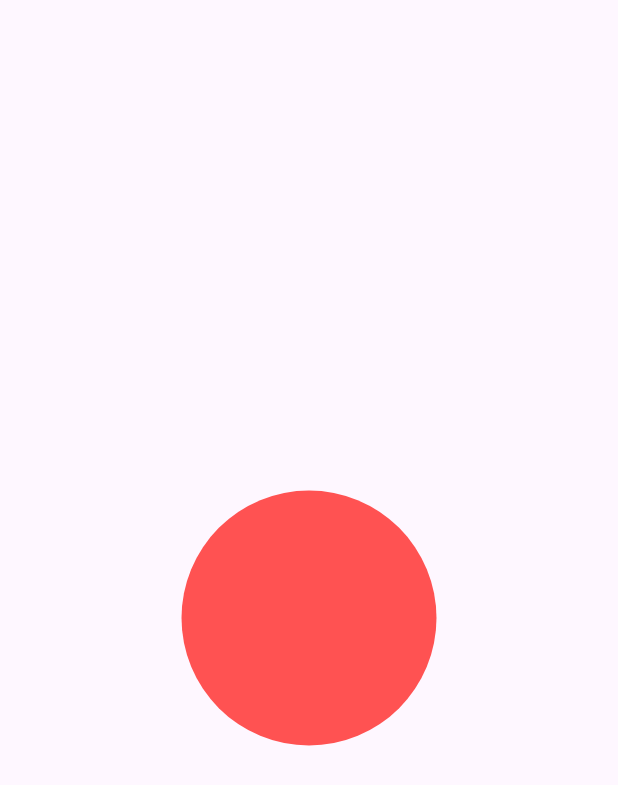
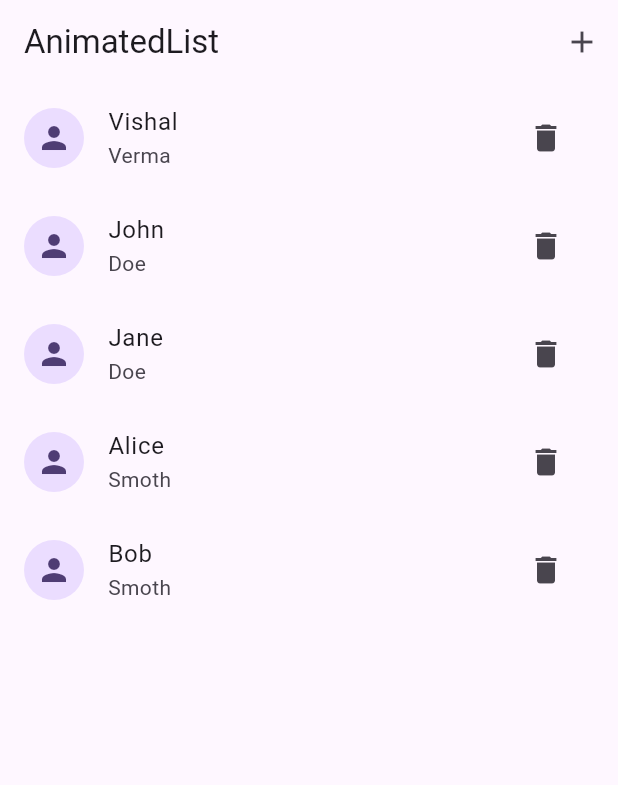
Before and after one commit to Vishal2021verma/animations, a Flutter app: the screen it shows after launch, on a phone screen of 412 x 824 dp. Shown: the top 785 px of the screen. Run offline on Flutter 3.47's test engine with Material 3 defaults, Android fonts, the phone set to English and light mode, and no system bars.

Commit message:
animated list

```diff
--- /dev/null
+++ b/lib/implicit_animation/animating_list_screen.dart
@@ -0,0 +1,106 @@
+import 'package:flutter/material.dart';
+
+class AnimatingListScreen extends StatefulWidget {
+  const AnimatingListScreen({super.key});
+
+  @override
+  State<AnimatingListScreen> createState() => _AnimatingListScreenState();
+}
+
+class _AnimatingListScreenState extends State<AnimatingListScreen> {
+  final GlobalKey<AnimatedListState> _listKey = GlobalKey<AnimatedListState>();
+  final listData = [
+    UserModel(0, "Vishal", "Verma"),
+    UserModel(1, "John", "Doe"),
+    UserModel(2, "Jane", "Doe"),
+    UserModel(3, "Alice", "Smoth"),
+    UserModel(4, "Bob", "Smoth"),
+    UserModel(5, "Charlie", "Smoth"),
+  ];
+  final initialListSize = 3;
+  void addUser() {
+    setState(() {
+      var index = listData.length;
+      listData.add(
+        UserModel(++_maxIdValue, 'New', 'Person'),
+      );
+      _listKey.currentState!
+          .insertItem(index, duration: const Duration(milliseconds: 300));
+    });
+  }
+
+  void deleteUser(int id) {
+    setState(() {
+      final index = listData.indexWhere((u) => u.id == id);
+      var user = listData.removeAt(index);
+      _listKey.currentState!.removeItem(
+        index,
+        (context, animation) {
+          return FadeTransition(
+            opacity: CurvedAnimation(
+                parent: animation, curve: const Interval(0.5, 1.0)),
+            child: SizeTransition(
+              sizeFactor: CurvedAnimation(
+                  parent: animation, curve: const Interval(0.0, 1.0)),
+              axisAlignment: 0.0,
+              child: _buildItem(user),
+            ),
+          );
+        },
+        duration: const Duration(milliseconds: 600),
+      );
+    });
+  }
+
+  Widget _buildItem(UserModel user) {
+    return ListTile(
+      key: ValueKey<UserModel>(user),
+      title: Text(user.firstName),
+      subtitle: Text(user.lastName),
+      leading: const CircleAvatar(child: Icon(Icons.person)),
+      trailing: IconButton(
+        onPressed: () => deleteUser(user.id),
+        icon: const Icon(Icons.delete),
+      ),
+    );
+  }
+
+  @override
+  Widget build(BuildContext context) {
+    return Scaffold(
+        appBar: AppBar(
+          title: const Text('AnimatedList'),
+          actions: [
+            IconButton(
+              icon: const Icon(Icons.add),
+              onPressed: addUser,
+            ),
+          ],
+        ),
+        body: SafeArea(
+            child: AnimatedList(
+          key: _listKey,
+          initialItemCount: 5,
+
+          itemBuilder:
+              (BuildContext context, int index, Animation<double> animation) {
+            return FadeTransition(
+                opacity: animation, child: _buildItem(listData[index]));
+          },
+        )));
+  }
+}
+
+class UserModel {
+  UserModel(
+    this.id,
+    this.firstName,
+    this.lastName,
+  );
+
+  final int id;
+  final String firstName;
+  final String lastName;
+}
+
+int _maxIdValue = 4;
--- a/lib/main.dart
+++ b/lib/main.dart
@@ -1,4 +1,4 @@
-import 'package:animations/explicit_animation/repeating_animation_screen.dart';
+import 'package:animations/implicit_animation/animating_list_screen.dart';
 import 'package:flutter/material.dart';
 
 void main() {
@@ -17,7 +17,7 @@ class MyApp extends StatelessWidget {
         colorScheme: ColorScheme.fromSeed(seedColor: Colors.deepPurple),
         useMaterial3: true,
       ),
-      home: const RepeatingAnimationScreen(),
+      home: const AnimatingListScreen(),
     );
   }
 }
```
